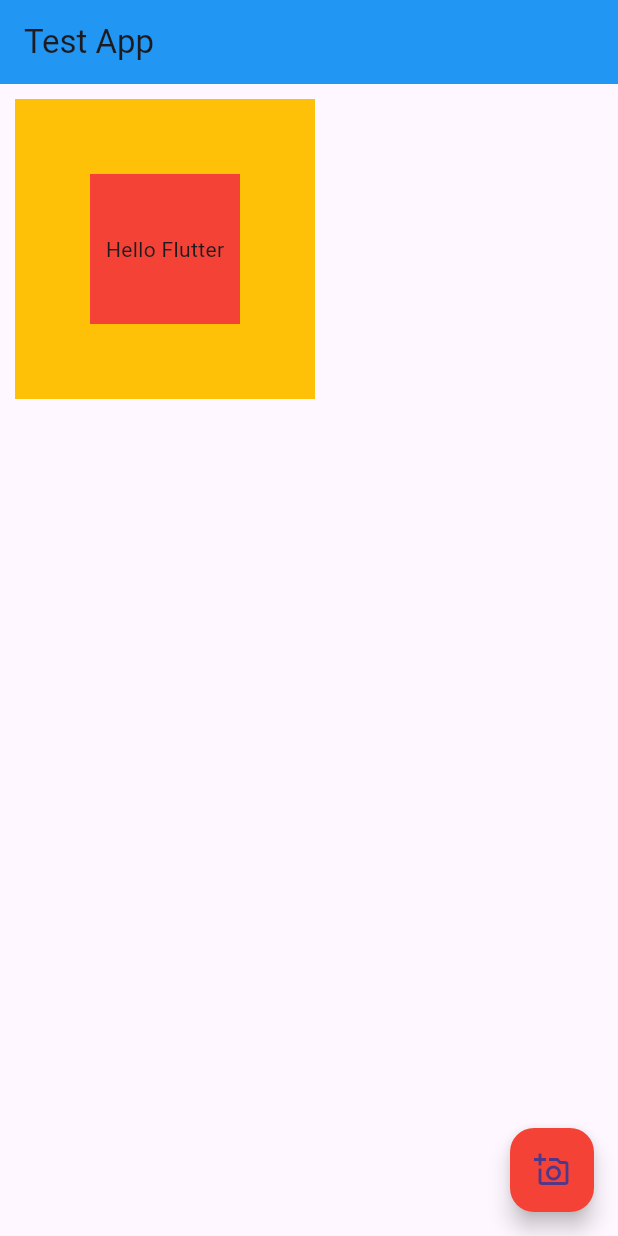
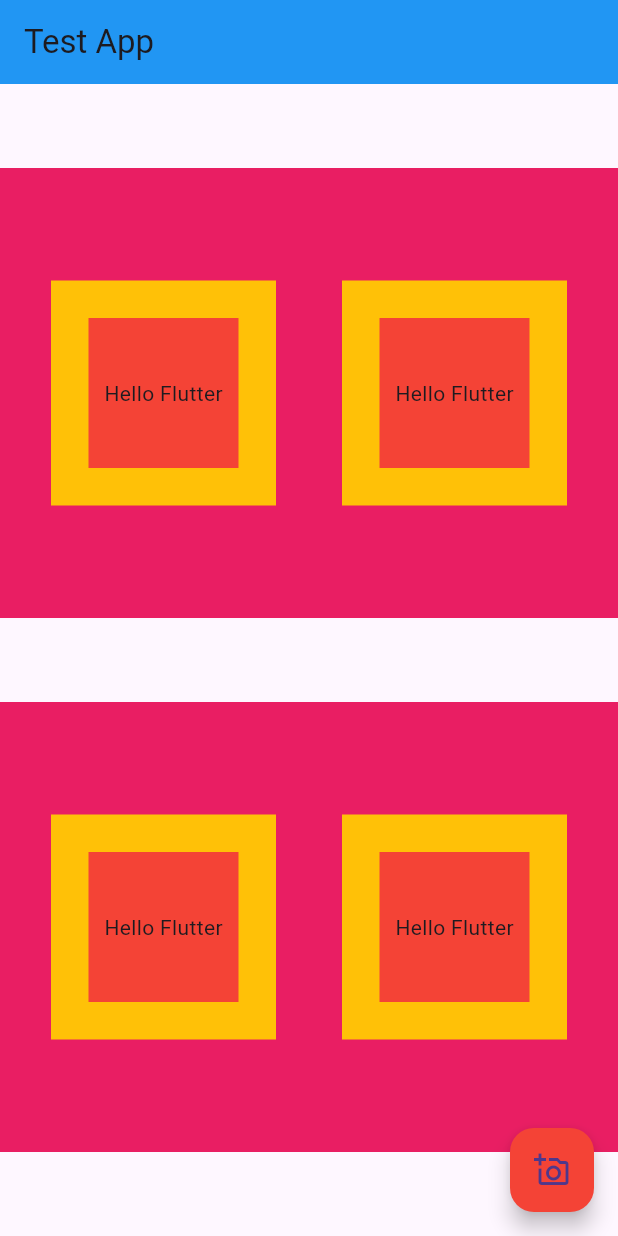
Before and after one commit to brkgncr/Flutter-Test, a Flutter app: the screen it shows after launch, on a phone screen of 412 x 824 dp. Run offline on Flutter 3.47's test engine with Material 3 defaults, Android fonts, the phone set to English and light mode, and no system bars.

Commit message:
Examples 2

```diff
--- a/lib/main.dart
+++ b/lib/main.dart
@@ -10,6 +10,18 @@ class TestApp extends StatelessWidget{
 
   @override
   Widget build(BuildContext context) {
+    var myPinkContainer = Container(
+          color: Colors.pink,
+          height: 300,
+          child: Row(
+            mainAxisAlignment: MainAxisAlignment.spaceEvenly,
+            crossAxisAlignment: CrossAxisAlignment.center,
+            children: [
+              myContainer(),
+              myContainer(),
+            ],
+          ),
+        );
     return MaterialApp(
 
       home: Scaffold(
@@ -19,20 +31,7 @@ class TestApp extends StatelessWidget{
           title: const Text("Test App"),
         ),
 
-        body: Container(
-          color: Colors.amber,
-          height: 200,
-          width: 200,
-          margin: EdgeInsets.symmetric(horizontal: 10,vertical: 10),
-          padding: EdgeInsets.all(8),
-          alignment: Alignment.center,
-          child: Container(
-          alignment: Alignment.center,
-          width: 100,
-          height: 100,
-          color: Colors.red,
-          child: const Text("Hello Flutter"),),
-        ),
+        body: myMainColumn(myPinkContainer),
 
         floatingActionButton: FloatingActionButton(
           onPressed: () {
@@ -45,4 +44,30 @@ class TestApp extends StatelessWidget{
 
     );
   }
+
+  Column myMainColumn(Container myPinkContainer) {
+    return Column(
+        mainAxisSize: MainAxisSize.max,
+        mainAxisAlignment: MainAxisAlignment.spaceEvenly,
+        children: [myPinkContainer, myPinkContainer],
+      );
+  }
+
+  Container myContainer() {
+    return Container(
+        color: Colors.amber,
+        height: 150,
+        width: 150,
+        margin: EdgeInsets.symmetric(horizontal: 10,vertical: 10),
+        padding: EdgeInsets.all(8),
+        alignment: Alignment.center,
+        child: Container(
+        alignment: Alignment.center,
+        width: 100,
+        height: 100,
+        color: Colors.red,
+        child: const Text("Hello Flutter"),
+        ),
+      );
+  }
 }
```
